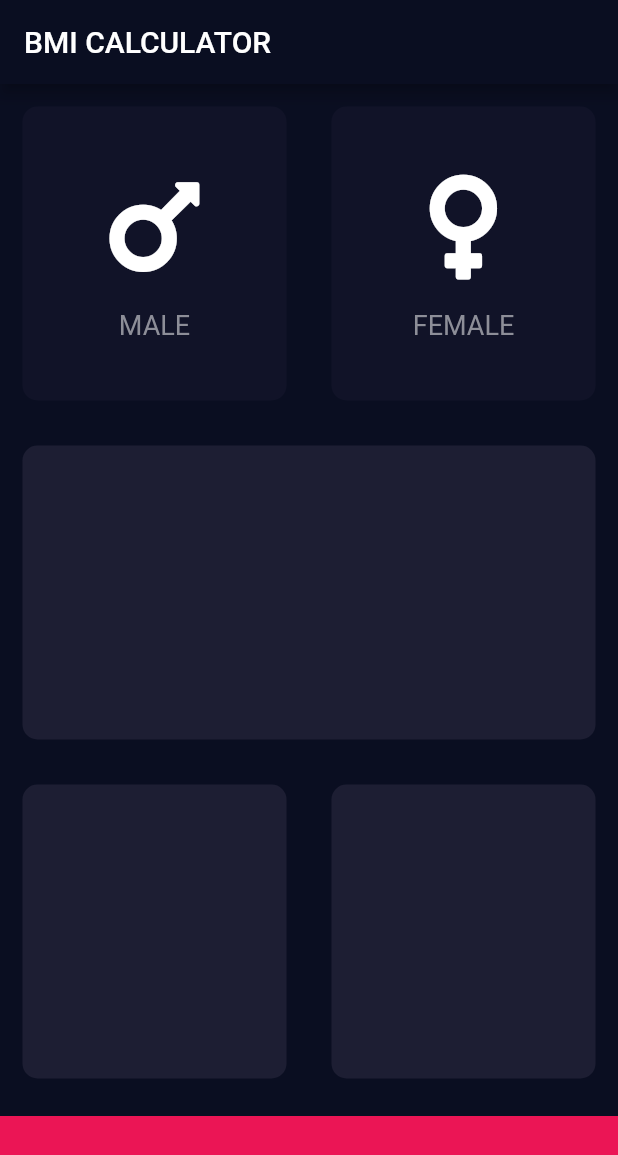
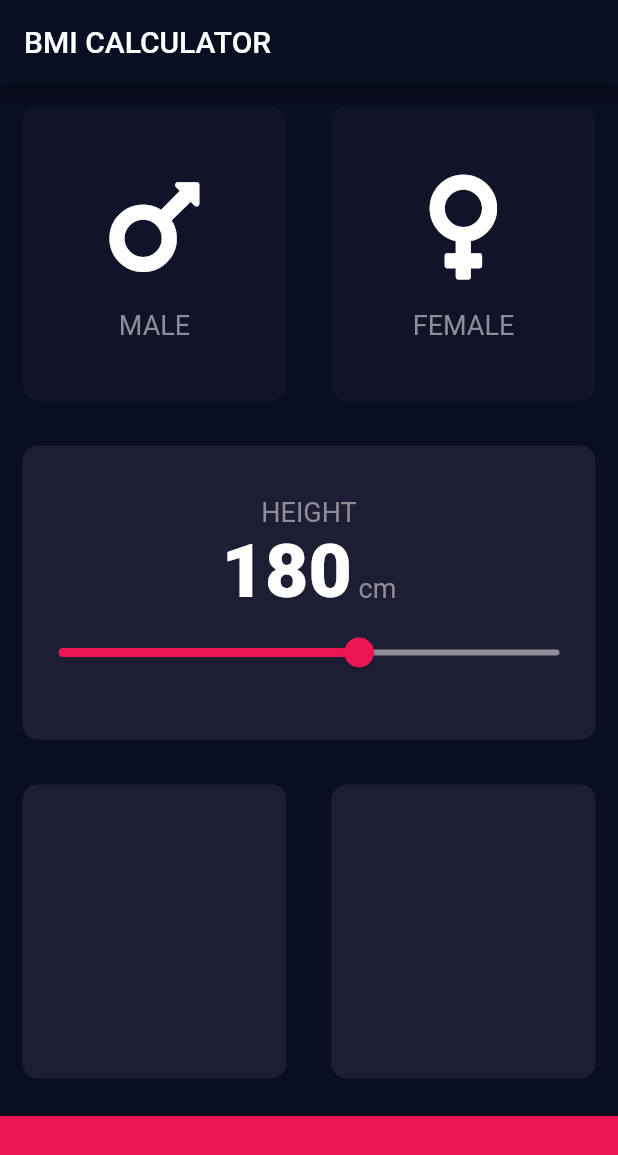
Before and after one commit to Tembocs/bmi-calc, a Flutter app: the screen it shows after launch, on a phone screen of 412 x 824 dp. Shown: the top 1155 px of the screen. Run offline on Flutter 3.47's test engine with Material 2 defaults, Android fonts, the phone set to English and light mode, and no system bars; our stand-ins replace font_awesome_flutter.

Commit message:
Lecture 130

```diff
--- /dev/null
+++ b/lib/constants.dart
@@ -0,0 +1,16 @@
+import 'package:flutter/material.dart';
+
+const kBottomContainerHeight = 80.0;
+const kBottomContainerColor = Color(0xFFEB1555);
+const kActiveCardColor = Color(0xFF1D1E33);
+const kInactiveCardColor = Color(0xFF111328);
+
+const kLabelTextStyle = TextStyle(
+  fontSize: 18.0,
+  color: Color(0xFF8D8E98),
+);
+
+const kNumberTextStyle = TextStyle(
+  fontSize: 50.0,
+  fontWeight: FontWeight.w900,
+);
--- a/lib/icon_content.dart
+++ b/lib/icon_content.dart
@@ -1,9 +1,5 @@
 import 'package:flutter/material.dart';
-
-const labelTextStyle = TextStyle(
-  fontSize: 18.0,
-  color: Color(0xFF8D8E98),
-);
+import 'constants.dart';
 
 class IconContent extends StatelessWidget {
   const IconContent({@required this.icon, @required this.label});
@@ -25,7 +21,7 @@ class IconContent extends StatelessWidget {
         ),
         Text(
           label,
-          style: labelTextStyle,
+          style: kLabelTextStyle,
         ),
       ],
     );
--- a/lib/input_page.dart
+++ b/lib/input_page.dart
@@ -2,11 +2,7 @@ import 'package:flutter/material.dart';
 import 'package:font_awesome_flutter/font_awesome_flutter.dart';
 import 'icon_content.dart';
 import 'reusable_card.dart';
-
-const bottomContainerHeight = 80.0;
-const bottomContainerColor = Color(0xFFEB1555);
-const activeCardColor = Color(0xFF1D1E33);
-const inactiveCardColor = Color(0xFF111328);
+import 'constants.dart';
 
 enum Gender {
   male,
@@ -20,6 +16,7 @@ class InputPage extends StatefulWidget {
 
 class _InputPageState extends State<InputPage> {
   Gender selectedGender;
+  int height = 180;
 
   @override
   Widget build(BuildContext context) {
@@ -28,6 +25,7 @@ class _InputPageState extends State<InputPage> {
         title: Text('BMI CALCULATOR'),
       ),
       body: Column(
+        crossAxisAlignment: CrossAxisAlignment.stretch,
         children: [
           Expanded(
             child: Row(children: [
@@ -39,8 +37,8 @@ class _InputPageState extends State<InputPage> {
                     });
                   },
                   colour: selectedGender == Gender.male
-                      ? activeCardColor
-                      : inactiveCardColor,
+                      ? kActiveCardColor
+                      : kInactiveCardColor,
                   cardChild: IconContent(
                     icon: FontAwesomeIcons.mars,
                     label: 'MALE',
@@ -55,8 +53,8 @@ class _InputPageState extends State<InputPage> {
                     });
                   },
                   colour: selectedGender == Gender.female
-                      ? activeCardColor
-                      : inactiveCardColor,
+                      ? kActiveCardColor
+                      : kInactiveCardColor,
                   cardChild: IconContent(
                     icon: FontAwesomeIcons.venus,
                     label: 'FEMALE',
@@ -66,23 +64,66 @@ class _InputPageState extends State<InputPage> {
             ]),
           ),
           Expanded(
-            child: ReusableCard(colour: activeCardColor),
+            child: ReusableCard(
+              colour: kActiveCardColor,
+              cardChild: Column(
+                mainAxisAlignment: MainAxisAlignment.center,
+                // crossAxisAlignment: CrossAxisAlignment.center,
+                children: [
+                  Text(
+                    'HEIGHT',
+                    style: kLabelTextStyle,
+                  ),
+                  Row(
+                    mainAxisAlignment: MainAxisAlignment.center,
+                    crossAxisAlignment: CrossAxisAlignment.baseline,
+                    textBaseline: TextBaseline.alphabetic,
+                    children: [
+                      Text(
+                        height.toString(),
+                        style: kNumberTextStyle,
+                      ),
+                      Text(
+                        ' cm',
+                        style: kLabelTextStyle,
+                      ),
+                    ],
+                  ),
+                  Slider(
+                    value: height.toDouble(),
+                    min: 120.0,
+                    max: 220.0,
+                    activeColor: Color(0xFFEB1555),
+                    inactiveColor: Color(0xFF8D8E98),
+                    onChanged: (double newValue) {
+                      setState(() {
+                        height = newValue.toInt();
+                      });
+                    },
+                  ),
+                ],
+              ),
+            ),
           ),
           Expanded(
             child: Row(children: [
               Expanded(
-                child: ReusableCard(colour: activeCardColor),
+                child: ReusableCard(
+                  colour: kActiveCardColor,
+                ),
               ),
               Expanded(
-                child: ReusableCard(colour: activeCardColor),
+                child: ReusableCard(
+                  colour: kActiveCardColor,
+                ),
               ),
             ]),
           ),
           Container(
-            color: bottomContainerColor,
+            color: kBottomContainerColor,
             margin: EdgeInsets.only(top: 10),
             width: double.infinity,
-            height: bottomContainerHeight,
+            height: kBottomContainerHeight,
           ),
         ],
       ),
```
